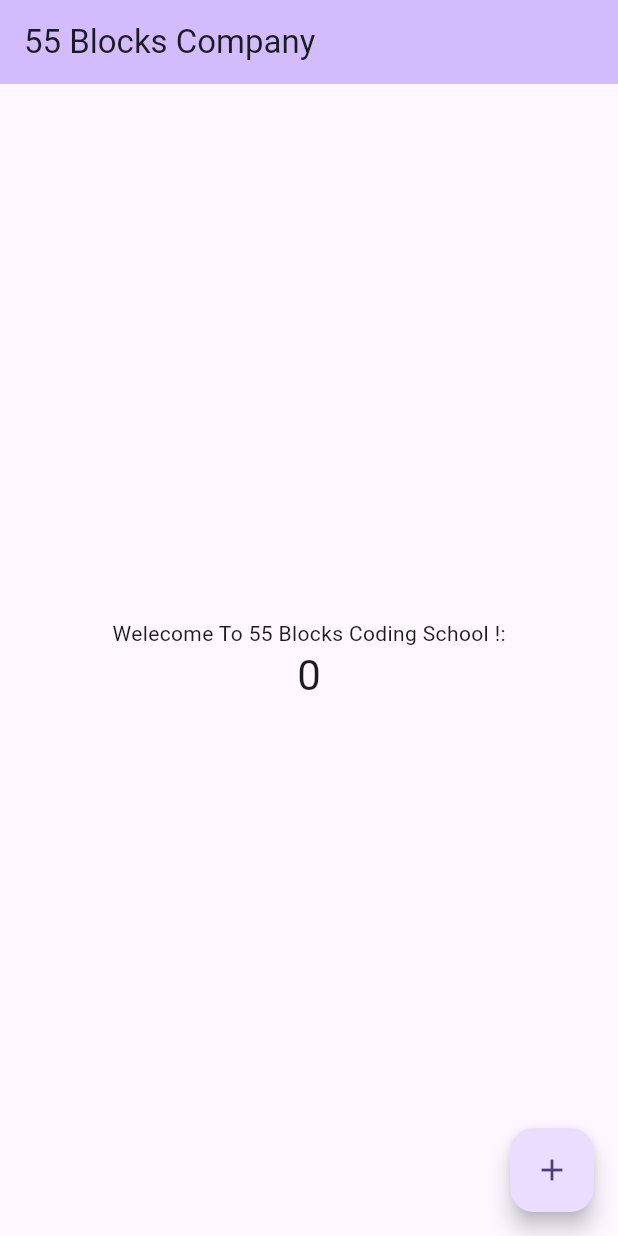
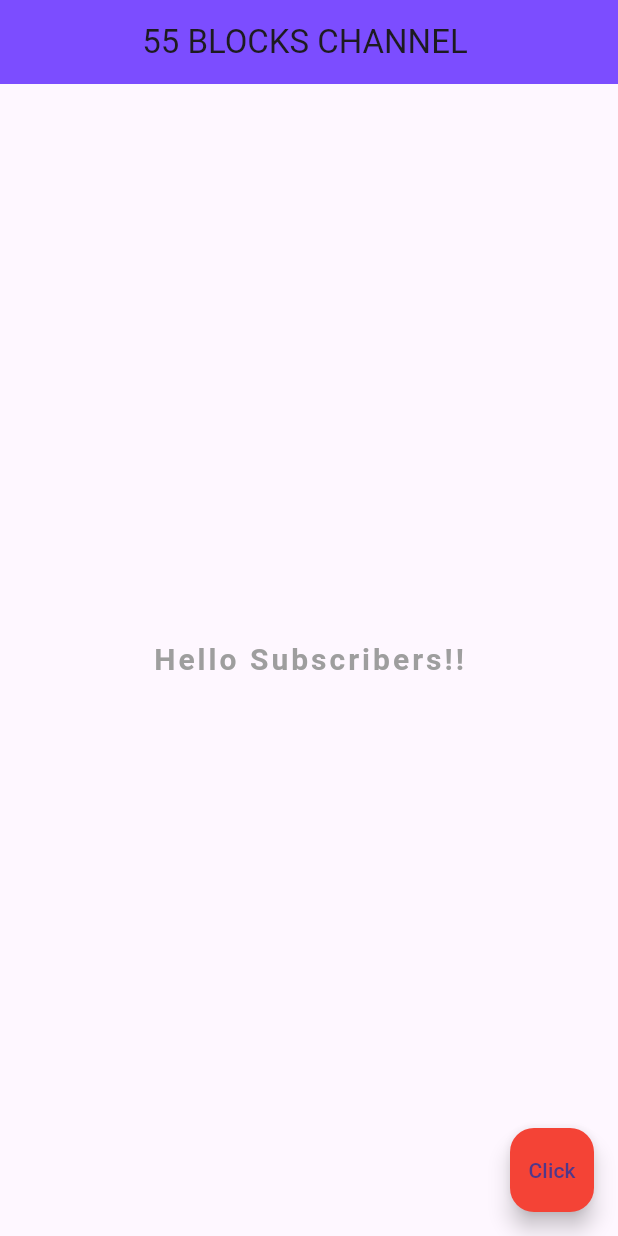
Before and after one commit to MICHAELKITH/Flutter_Course, a Flutter app: the screen it shows after launch, on a phone screen of 412 x 824 dp. Run offline on Flutter 3.47's test engine with Material 3 defaults, Android fonts, the phone set to English and light mode, and no system bars.

Commit message:
Creating Simple Hello world App

```diff
--- a/lib/main.dart
+++ b/lib/main.dart
@@ -1,125 +1,29 @@
 import 'package:flutter/material.dart';
 
-void main() {
-  runApp(const MyApp());
-}
+void main()=> runApp(MaterialApp(
+  home: Scaffold(
+    appBar: AppBar(
+      title: Text('55 BLOCKS CHANNEL '),
+      centerTitle: true,
+      backgroundColor: Colors.deepPurpleAccent,
+    ),
+    body: Center(
+      child: Text(
+          'Hello Subscribers!!',
+        style: TextStyle(
+          color: Colors.grey,
+          letterSpacing: 2.0,
+          fontWeight: FontWeight.bold,
+          fontSize: 20.0
 
-class MyApp extends StatelessWidget {
-  const MyApp({super.key});
-
-  // This widget is the root of your application.
-  @override
-  Widget build(BuildContext context) {
-    return MaterialApp(
-      title: 'Flutter Demo',
-      theme: ThemeData(
-        // This is the theme of your application.
-        //
-        // TRY THIS: Try running your application with "flutter run". You'll see
-        // the application has a purple toolbar. Then, without quitting the app,
-        // try changing the seedColor in the colorScheme below to Colors.green
-        // and then invoke "hot reload" (save your changes or press the "hot
-        // reload" button in a Flutter-supported IDE, or press "r" if you used
-        // the command line to start the app).
-        //
-        // Notice that the counter didn't reset back to zero; the application
-        // state is not lost during the reload. To reset the state, use hot
-        // restart instead.
-        //
-        // This works for code too, not just values: Most code changes can be
-        // tested with just a hot reload.
-        colorScheme: ColorScheme.fromSeed(seedColor: Colors.deepPurple),
-        useMaterial3: true,
-      ),
-      home: const MyHomePage(title: '55 Blocks Company'),
-    );
-  }
-}
-
-class MyHomePage extends StatefulWidget {
-  const MyHomePage({super.key, required this.title});
-
-  // This widget is the home page of your application. It is stateful, meaning
-  // that it has a State object (defined below) that contains fields that affect
-  // how it looks.
-
-  // This class is the configuration for the state. It holds the values (in this
-  // case the title) provided by the parent (in this case the App widget) and
-  // used by the build method of the State. Fields in a Widget subclass are
-  // always marked "final".
-
-  final String title;
-
-  @override
-  State<MyHomePage> createState() => _MyHomePageState();
-}
-
-class _MyHomePageState extends State<MyHomePage> {
-  int _counter = 0;
-
-  void _incrementCounter() {
-    setState(() {
-      // This call to setState tells the Flutter framework that something has
-      // changed in this State, which causes it to rerun the build method below
-      // so that the display can reflect the updated values. If we changed
-      // _counter without calling setState(), then the build method would not be
-      // called again, and so nothing would appear to happen.
-      _counter++;
-    });
-  }
-
-  @override
-  Widget build(BuildContext context) {
-    // This method is rerun every time setState is called, for instance as done
-    // by the _incrementCounter method above.
-    //
-    // The Flutter framework has been optimized to make rerunning build methods
-    // fast, so that you can just rebuild anything that needs updating rather
-    // than having to individually change instances of widgets.
-    return Scaffold(
-      appBar: AppBar(
-        // TRY THIS: Try changing the color here to a specific color (to
-        // Colors.amber, perhaps?) and trigger a hot reload to see the AppBar
-        // change color while the other colors stay the same.
-        backgroundColor: Theme.of(context).colorScheme.inversePrimary,
-        // Here we take the value from the MyHomePage object that was created by
-        // the App.build method, and use it to set our appbar title.
-        title: Text(widget.title),
-      ),
-      body: Center(
-        // Center is a layout widget. It takes a single child and positions it
-        // in the middle of the parent.
-        child: Column(
-          // Column is also a layout widget. It takes a list of children and
-          // arranges them vertically. By default, it sizes itself to fit its
-          // children horizontally, and tries to be as tall as its parent.
-          //
-          // Column has various properties to control how it sizes itself and
-          // how it positions its children. Here we use mainAxisAlignment to
-          // center the children vertically; the main axis here is the vertical
-          // axis because Columns are vertical (the cross axis would be
-          // horizontal).
-          //
-          // TRY THIS: Invoke "debug painting" (choose the "Toggle Debug Paint"
-          // action in the IDE, or press "p" in the console), to see the
-          // wireframe for each widget.
-          mainAxisAlignment: MainAxisAlignment.center,
-          children: <Widget>[
-            const Text(
-              'Welecome To 55 Blocks Coding School !:',
-            ),
-            Text(
-              '$_counter',
-              style: Theme.of(context).textTheme.headlineMedium,
-            ),
-          ],
         ),
       ),
-      floatingActionButton: FloatingActionButton(
-        onPressed: _incrementCounter,
-        tooltip: 'Increment',
-        child: const Icon(Icons.add),
-      ), // This trailing comma makes auto-formatting nicer for build methods.
-    );
-  }
-}
+    ),
+
+    floatingActionButton:  FloatingActionButton(
+      onPressed: (){} ,
+      child: Text('Click'),
+      backgroundColor: Colors.red,
+    ),
+  )
+));
```
